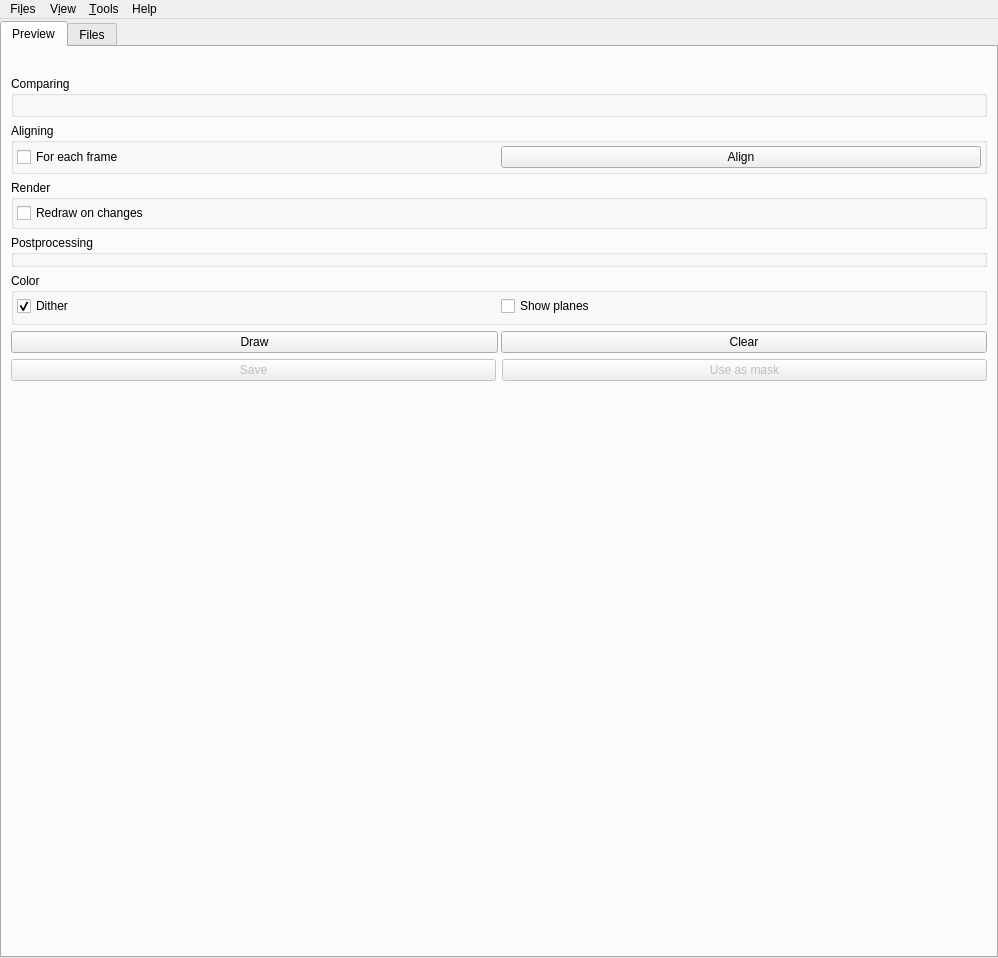
spillerrec/Overmix, file interface/gui/mainwindow.ui: the form before one commit.
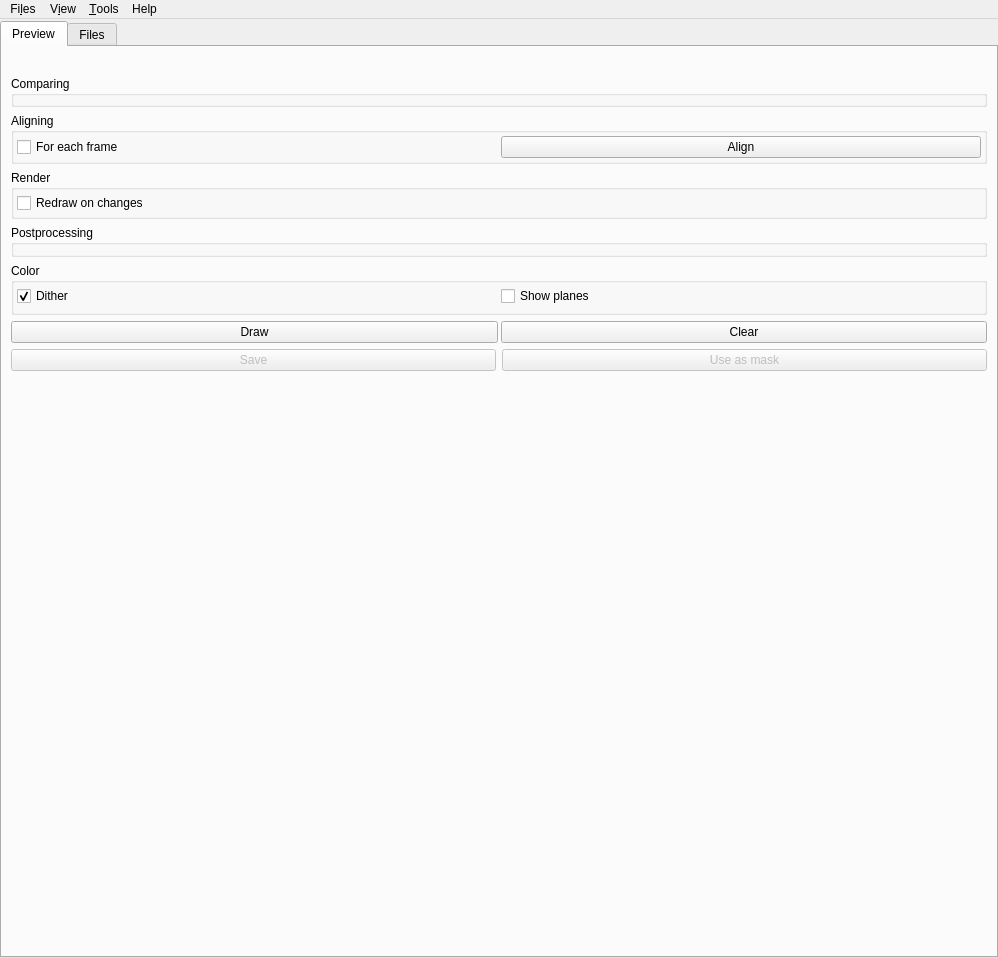
The form after the commit.

Commit message: ADD: Move up and down buttons to the AProcessor widget, not yet implemented in ProcessorList #11 FIX: Some margins related to the processor widgets

What changed in the file:
```diff
--- a/interface/gui/mainwindow.ui
+++ b/interface/gui/mainwindow.ui
@@ -54,7 +54,23 @@
             <property name="title">
              <string>Comparing</string>
             </property>
-            <layout class="QVBoxLayout" name="comparing_layout"/>
+            <layout class="QVBoxLayout" name="comparing_layout">
+             <property name="spacing">
+              <number>3</number>
+             </property>
+             <property name="leftMargin">
+              <number>3</number>
+             </property>
+             <property name="topMargin">
+              <number>3</number>
+             </property>
+             <property name="rightMargin">
+              <number>3</number>
+             </property>
+             <property name="bottomMargin">
+              <number>3</number>
+             </property>
+            </layout>
            </widget>
           </item>
           <item>
```
The commit also changes 3 other files.
